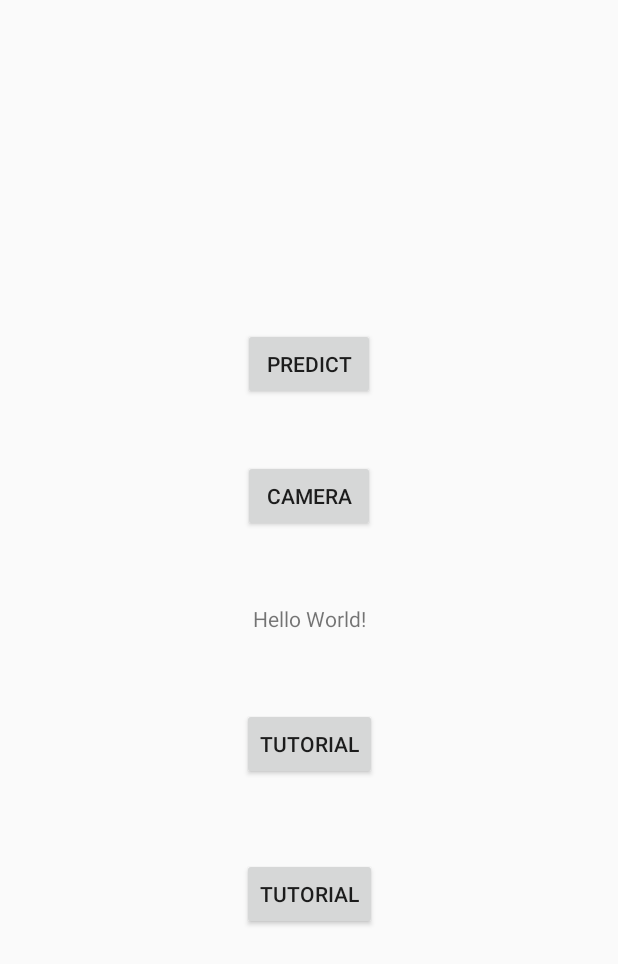
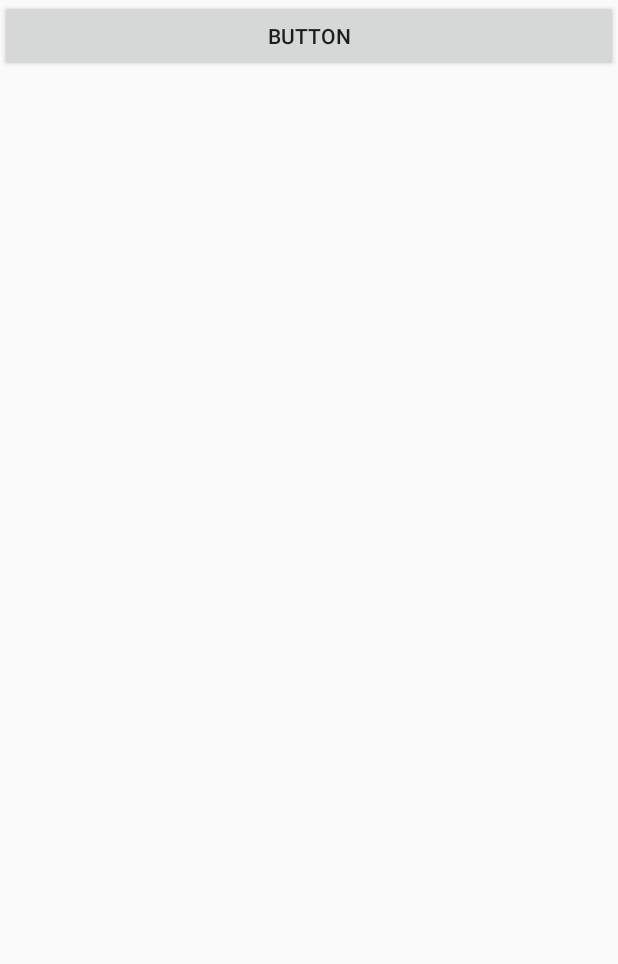
Before and after one commit to ash-kmr/FoodDiary, an Android app: the screen it shows after launch (MainActivity), on a phone screen of 412 x 824 dp. Shown: the top 964 px of the screen. Run offline under Robolectric (Android 15) with nearby library versions, the phone set to English and light mode, and no system bars.

Commit message:
mainactivity kotlin to java

```diff
--- a/app/build.gradle
+++ b/app/build.gradle
@@ -24,6 +24,7 @@ android {
 }
 
 dependencies {
+    implementation 'com.github.PhilJay:MPAndroidChart:v2.2.4'
     implementation fileTree(dir: 'libs', include: ['*.jar'])
     implementation "org.jetbrains.kotlin:kotlin-stdlib-jre7:$kotlin_version"
     implementation 'com.android.support:appcompat-v7:27.1.1'
--- /dev/null
+++ b/app/src/main/java/com/example/internadmin/fooddiary/MainActivity.java
@@ -0,0 +1,25 @@
+package com.example.internadmin.fooddiary;
+
+import android.content.Intent;
+import android.support.v7.app.AppCompatActivity;
+import android.os.Bundle;
+import android.widget.LinearLayout;
+import android.widget.ScrollView;
+import android.preference.PreferenceManager;
+import android.support.design.widget.FloatingActionButton;
+import android.view.View;
+import android.widget.Button;
+
+public class MainActivity extends AppCompatActivity{
+    @Override
+    protected void onCreate(Bundle savedInstanceState){
+        super.onCreate(savedInstanceState);
+        setContentView(R.layout.activity_main);
+        ScrollView sv = new ScrollView(this);
+        LinearLayout ll = new LinearLayout(this);
+        ll.setOrientation(LinearLayout.VERTICAL);
+
+
+    }
+
+}
--- a/app/src/main/java/com/example/internadmin/fooddiary/MainActivity.kt
+++ /dev/null
@@ -1,53 +0,0 @@
-package com.example.internadmin.fooddiary
-
-import android.content.Intent
-import android.support.v7.app.AppCompatActivity
-import android.os.Bundle
-import android.preference.PreferenceManager
-import android.widget.Button
-
-class MainActivity : AppCompatActivity() {
-
-    override fun onCreate(savedInstanceState: Bundle?) {
-        super.onCreate(savedInstanceState)
-        setContentView(R.layout.activity_main)
-
-        val btn_tut_activity = findViewById<Button>(R.id.btnTutorial);
-        btn_tut_activity.setOnClickListener{
-            val intent = Intent(this, IntroActivity::class.java)
-            startActivity(intent);
-        }
-
-        val btn_PieSliderDialog = findViewById<Button>(R.id.btnPieSliderDialog);
-        btn_PieSliderDialog.setOnClickListener{
-            val cdd = PieSliderDialog(this);
-            cdd.show();
-        }
-
-        putsharedpref();
-
-        val btn_CameraActivity = findViewById<Button>(R.id.btnCamera);
-        btn_CameraActivity.setOnClickListener{
-            val intent = Intent(this, CameraActivity::class.java)
-            startActivity(intent)
-        }
-
-        val btn_PredictionActivity = findViewById<Button>(R.id.btn_viewpredict);
-        btn_PredictionActivity.setOnClickListener{
-            val intent = Intent(this, PredictionActivity::class.java)
-            startActivity(intent)
-        }
-
-
-        //var mydishid = DishID("Briyani", 1, this);
-
-
-    }
-
-    private fun putsharedpref(){
-        val sharedpref = PreferenceManager.getDefaultSharedPreferences(this);
-        val editor = sharedpref.edit();
-        editor.putString("server_address", "http://127.0.0.1/");
-        editor.apply();
-    }
-}
--- a/app/src/main/res/layout/activity_main.xml
+++ b/app/src/main/res/layout/activity_main.xml
@@ -1,5 +1,5 @@
 <?xml version="1.0" encoding="utf-8"?>
-<android.support.constraint.ConstraintLayout xmlns:android="http://schemas.android.com/apk/res/android"
+<LinearLayout xmlns:android="http://schemas.android.com/apk/res/android"
     xmlns:app="http://schemas.android.com/apk/res-auto"
     xmlns:tools="http://schemas.android.com/tools"
     android:layout_width="match_parent"
@@ -8,55 +8,9 @@
 
 
     <Button
-        android:id="@+id/btnPieSliderDialog"
+        android:id="@+id/cameraButton"
         android:layout_width="wrap_content"
         android:layout_height="wrap_content"
-        android:layout_marginTop="150dp"
-        android:text="Tutorial"
-        app:layout_constraintEnd_toEndOf="parent"
-        app:layout_constraintHorizontal_bias="0.501"
-        app:layout_constraintStart_toStartOf="parent"
-        app:layout_constraintTop_toBottomOf="@+id/textView" />
-
-    <TextView
-        android:id="@+id/textView"
-        android:layout_width="wrap_content"
-        android:layout_height="wrap_content"
-        android:text="Hello World!"
-        app:layout_constraintBottom_toBottomOf="parent"
-        app:layout_constraintLeft_toLeftOf="parent"
-        app:layout_constraintRight_toRightOf="parent"
-        app:layout_constraintTop_toTopOf="parent" />
-
-    <Button
-        android:id="@+id/btnTutorial"
-        android:layout_width="wrap_content"
-        android:layout_height="wrap_content"
-        android:layout_marginTop="50dp"
-        android:text="Tutorial"
-        app:layout_constraintEnd_toEndOf="parent"
-        app:layout_constraintHorizontal_bias="0.5"
-        app:layout_constraintStart_toStartOf="parent"
-        app:layout_constraintTop_toBottomOf="@+id/textView" />
-
-    <Button
-        android:id="@+id/btnCamera"
-        android:layout_width="wrap_content"
-        android:layout_height="wrap_content"
-        android:layout_marginBottom="48dp"
-        android:text="Camera"
-        app:layout_constraintBottom_toTopOf="@+id/textView"
-        app:layout_constraintEnd_toEndOf="parent"
-        app:layout_constraintStart_toStartOf="parent" />
-
-    <Button
-        android:id="@+id/btn_viewpredict"
-        android:layout_width="wrap_content"
-        android:layout_height="wrap_content"
-        android:layout_marginBottom="40dp"
-        android:text="Predict"
-        app:layout_constraintBottom_toTopOf="@+id/btnCamera"
-        app:layout_constraintEnd_toEndOf="parent"
-        app:layout_constraintStart_toStartOf="parent" />
-
-</android.support.constraint.ConstraintLayout>
+        android:layout_weight="1"
+        android:text="Button" />
+</LinearLayout>
```
